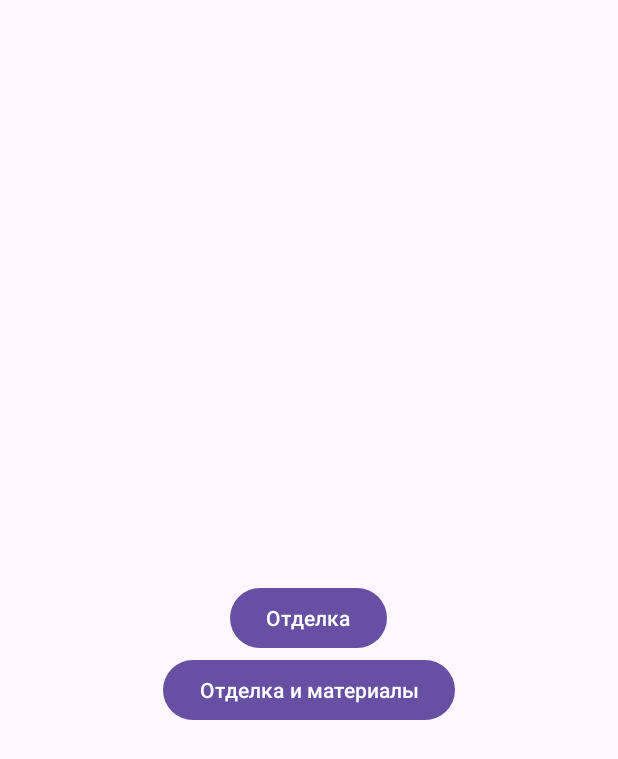
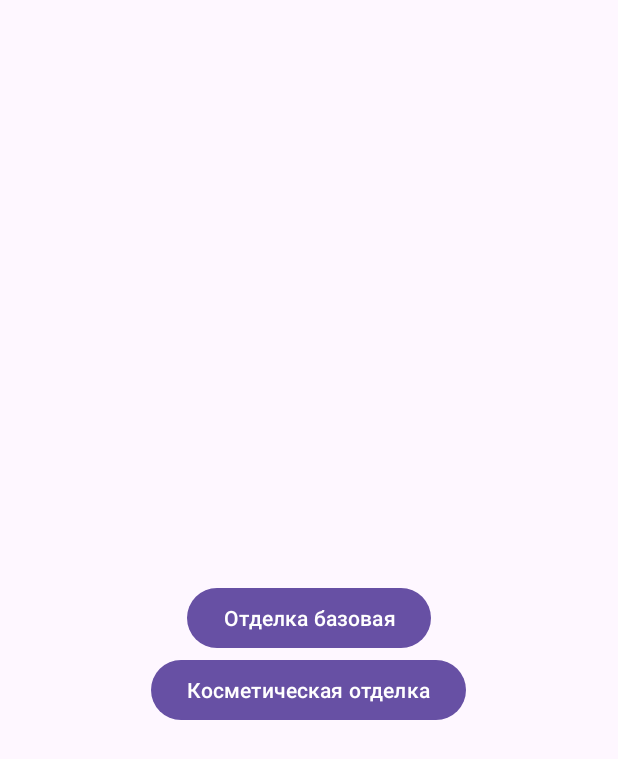
Before and after one commit to DanilaPoryadnyy/MyHouseFlipperDPA, an Android app: the screen it shows after launch (MainActivity), on a phone screen of 412 x 824 dp. Shown: the top 759 px of the screen. Run offline under Robolectric (Android 15) with nearby library versions, the phone set to English and light mode, and no system bars.

Commit message:
Исправления

```diff
--- a/app/src/main/java/com/example/houseflipper/TilesFragment.java
+++ b/app/src/main/java/com/example/houseflipper/TilesFragment.java
@@ -62,6 +62,7 @@ public class TilesFragment extends Fragment {
 
     private void calculateTiles() {
         // Получение данных из EditText
+        try {
         double lengthTile = parseDouble(lengthTileEditText.getText().toString()) / 100; // см в метры
         double widthTile = parseDouble(widthTileEditText.getText().toString()) / 100; // см в метры
         double lengthSurface = parseDouble(lengthSurfaceEditText.getText().toString()) / 100; // см в метры
@@ -79,6 +80,10 @@ public class TilesFragment extends Fragment {
         // Обновление TextView
         textSurfaceArea.setText(String.format("%.2f", surfaceArea));
         textTileCount.setText(String.valueOf(tileCount));
+        } catch (NumberFormatException e) {
+            // Обработка ошибки при неверном формате числа
+            // Введите корректные данные
+        }
     }
 
     private double parseDouble(String value) {
--- a/app/src/main/java/com/example/houseflipper/WallpaperFragment.java
+++ b/app/src/main/java/com/example/houseflipper/WallpaperFragment.java
@@ -28,6 +28,7 @@ public class WallpaperFragment extends Fragment {
 
         Button calculateButton = view.findViewById(R.id.calculateButton);
         calculateButton.setOnClickListener(v -> {
+            try {
             // Получаем значения из полей ввода
             double width = Double.parseDouble(widthRoll.getText().toString());
             double length = Double.parseDouble(lengthRoll.getText().toString());
@@ -45,6 +46,10 @@ public class WallpaperFragment extends Fragment {
 
             TextView totalCostView = view.findViewById(R.id.textTotalCostValue);
             totalCostView.setText(String.format("%.2f руб", totalCost));
+            } catch (NumberFormatException e) {
+                // Обработка ошибки при неверном формате числа
+                // Введите корректные данные
+            }
         });
 
         return view;
--- a/app/src/main/res/layout/fragment_main.xml
+++ b/app/src/main/res/layout/fragment_main.xml
@@ -8,7 +8,7 @@
         android:layout_width="wrap_content"
         android:layout_height="wrap_content"
         android:layout_centerInParent="true"
-        android:text="Отделка" />
+        android:text="Отделка базовая" />
 
     <Button
         android:id="@+id/materials_button"
@@ -16,7 +16,7 @@
         android:layout_height="wrap_content"
         android:layout_below="@id/decoration_button"
         android:layout_centerHorizontal="true"
-        android:text="Отделка и материалы" />
+        android:text="Косметическая отделка" />
 
 
 
--- a/app/src/main/res/layout/fragment_paint_consumption.xml
+++ b/app/src/main/res/layout/fragment_paint_consumption.xml
@@ -18,12 +18,14 @@
         android:id="@+id/paintConsumption"
         android:layout_width="match_parent"
         android:layout_height="wrap_content"
+        android:inputType="numberDecimal"
         android:hint="Расход краски мл/м²"/>
     <!-- Поле количество слоёв -->
     <EditText
         android:id="@+id/numberOfLayers"
         android:layout_width="match_parent"
         android:layout_height="wrap_content"
+        android:inputType="numberDecimal"
         android:hint="Количество слоёв"/>
 
     <!-- Надпись посередине "Размеры поверхности" -->
@@ -38,24 +40,28 @@
         android:id="@+id/length"
         android:layout_width="match_parent"
         android:layout_height="wrap_content"
+        android:inputType="numberDecimal"
         android:hint="Длина в см"/>
 
     <EditText
         android:id="@+id/width"
         android:layout_width="match_parent"
         android:layout_height="wrap_content"
+        android:inputType="numberDecimal"
         android:hint="Ширина в см"/>
 
     <EditText
         android:id="@+id/capacityVolume"
         android:layout_width="match_parent"
         android:layout_height="wrap_content"
+        android:inputType="numberDecimal"
         android:hint="Объём банки в мл"/>
 
     <EditText
         android:id="@+id/costVolume"
         android:layout_width="match_parent"
         android:layout_height="wrap_content"
+        android:inputType="numberDecimal"
         android:hint="Стоимость банки (рублей)"/>
 
     <!-- Кнопка "Рассчитать" -->
--- a/app/src/main/res/layout/fragment_tiles.xml
+++ b/app/src/main/res/layout/fragment_tiles.xml
@@ -20,12 +20,14 @@
         android:id="@+id/editTextTileLength"
         android:layout_width="match_parent"
         android:layout_height="wrap_content"
+        android:inputType="numberDecimal"
         android:hint="Длина в см"/>
 
     <EditText
         android:id="@+id/editTextTileWidth"
         android:layout_width="match_parent"
         android:layout_height="wrap_content"
+        android:inputType="numberDecimal"
         android:hint="Ширина в см"/>
 
     <TextView
@@ -38,12 +40,14 @@
         android:id="@+id/editTextSurfaceLength"
         android:layout_width="match_parent"
         android:layout_height="wrap_content"
+        android:inputType="numberDecimal"
         android:hint="Длина в см"/>
 
     <EditText
         android:id="@+id/editTextSurfaceWidth"
         android:layout_width="match_parent"
         android:layout_height="wrap_content"
+        android:inputType="numberDecimal"
         android:hint="Ширина в см"/>
 
     <Button
```
